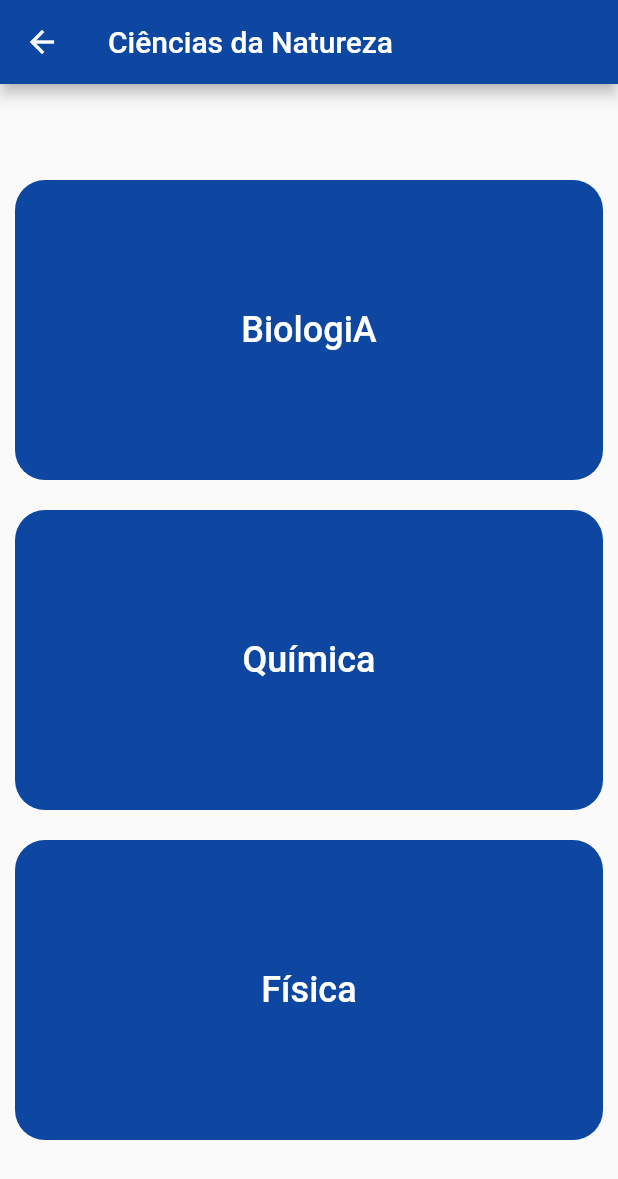
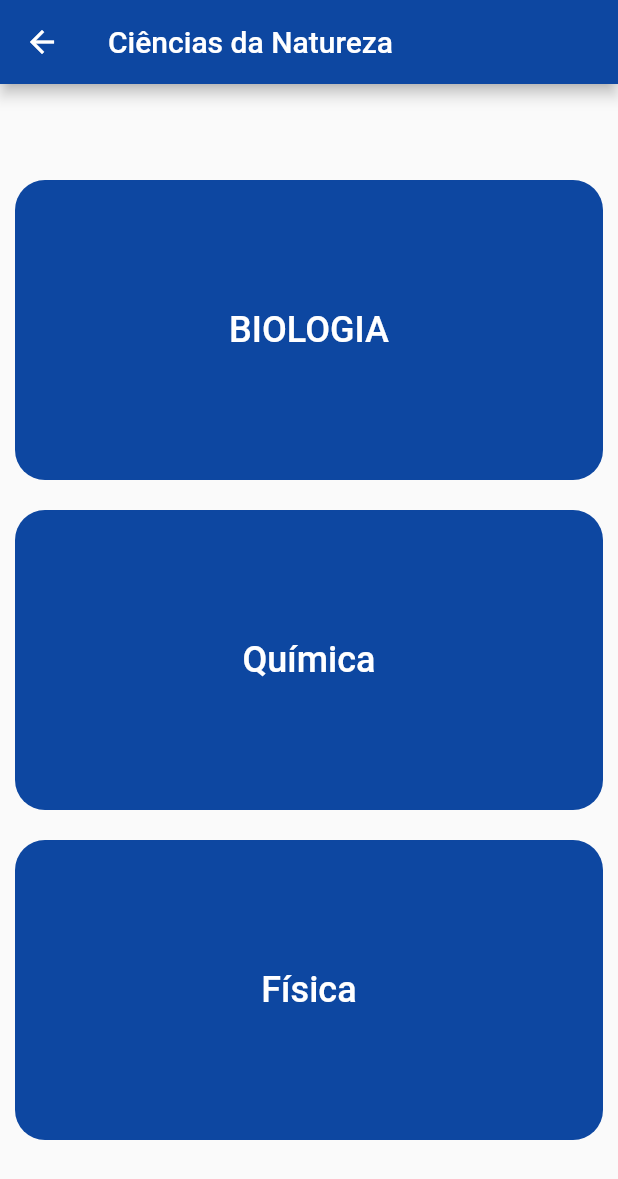
Before and after one commit to emilyshaas/app_learnFy, a Flutter app: the Ciencia screen opened directly, on a phone screen of 412 x 824 dp. Shown: the top 1179 px of the screen. Run offline on Flutter 3.47's test engine with Material 2 defaults, Android fonts, the phone set to English and light mode, and no system bars; our stand-ins replace shared_preferences; missing offline and left inert: dart:js; accounts and stored records are empty.

Commit message:
Mudando a texto

```diff
--- a/lib/ciencia.dart
+++ b/lib/ciencia.dart
@@ -25,7 +25,7 @@ class Ciencia extends StatelessWidget {
                   onPressed: () {
                   },
                   child: Text(
-                    'BiologiA',
+                    'BIOLOGIA',
                     style: TextStyle(fontSize: 24),
                   ),
                   style: ElevatedButton.styleFrom(
```
